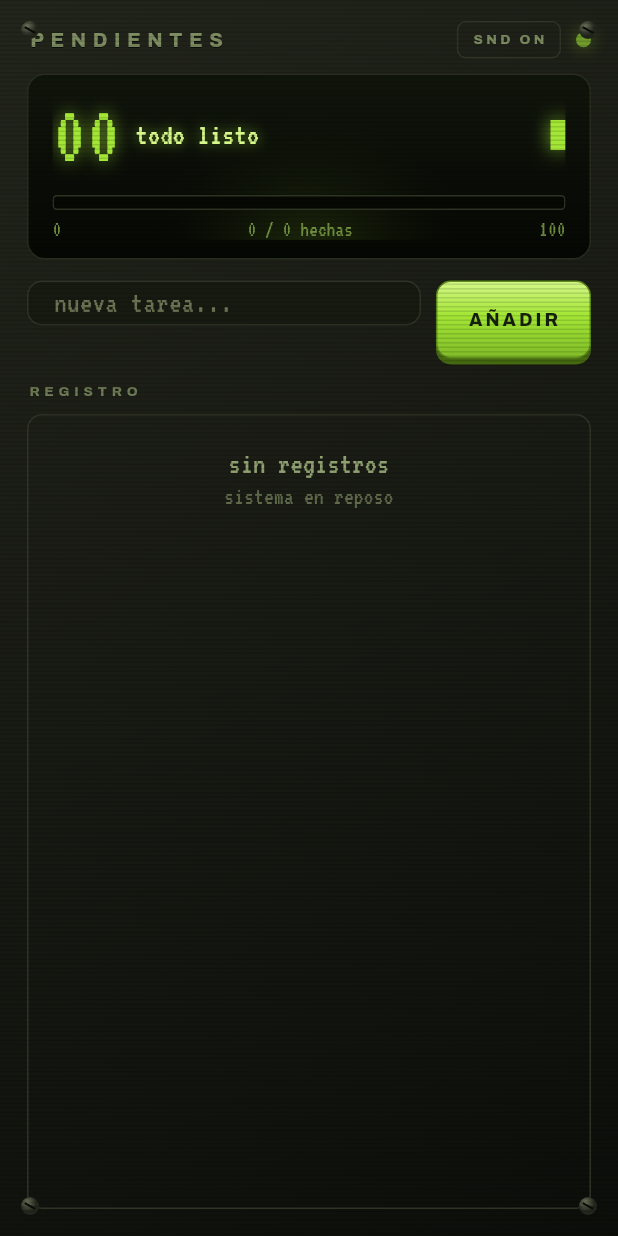
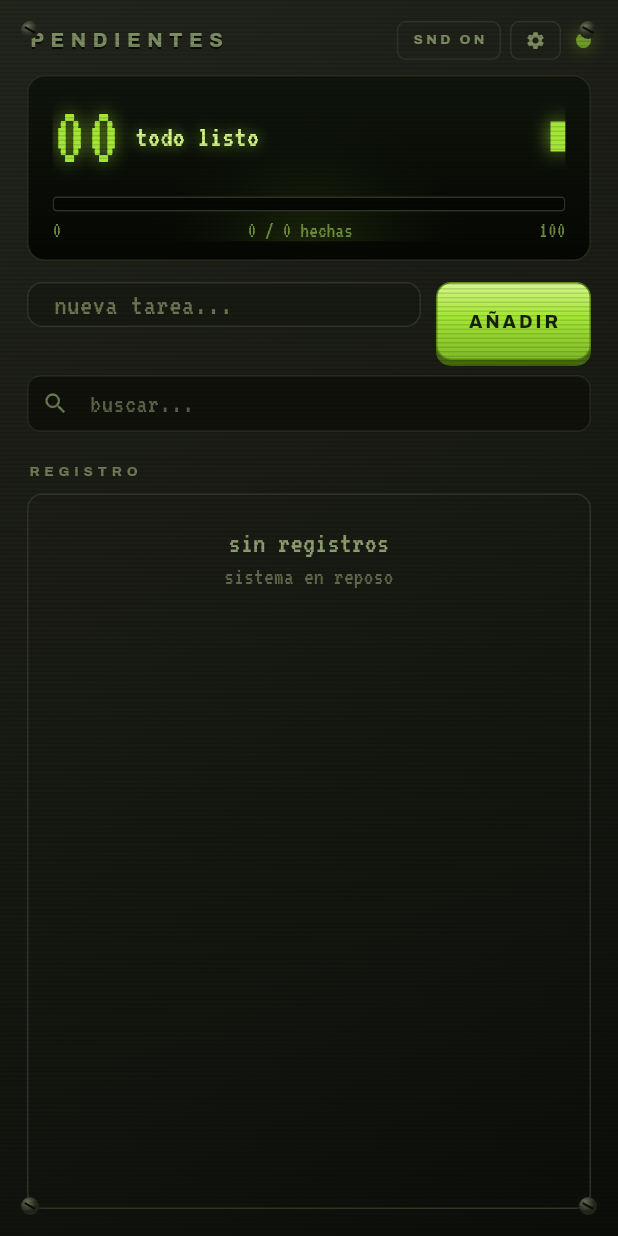
Before and after one commit to reconexion/apptodo, a Flutter app: the screen it shows after launch, on a phone screen of 412 x 824 dp. Run offline on Flutter 3.47's test engine with Material 3 defaults, Android fonts, the phone set to English and light mode, and no system bars; our stand-ins replace audioplayers, shared_preferences.

Commit message:
version oficial

```diff
--- /dev/null
+++ b/devtools_options.yaml
@@ -0,0 +1,3 @@
+description: This file stores settings for Dart & Flutter DevTools.
+documentation: https://docs.flutter.dev/tools/devtools/extensions#configure-extension-enablement-states
+extensions:
--- a/lib/features/tasks/domain/repositories/task_repository.dart
+++ b/lib/features/tasks/domain/repositories/task_repository.dart
@@ -6,4 +6,7 @@ abstract class TaskRepository {
   Future<List<Task>> addTask(String text);
   Future<List<Task>> toggleTask(int id);
   Future<List<Task>> deleteTask(int id);
+
+  /// Reemplaza toda la lista. Lo usa la importacion de respaldos.
+  Future<List<Task>> replaceAll(List<Task> tasks);
 }
--- /dev/null
+++ b/lib/features/tasks/domain/usecases/export_tasks.dart
@@ -0,0 +1,11 @@
+import '../repositories/task_repository.dart';
+import '../services/task_backup_codec.dart';
+
+class ExportTasks {
+  const ExportTasks(this._repository, this._codec);
+
+  final TaskRepository _repository;
+  final TaskBackupCodec _codec;
+
+  Future<String> call() async => _codec.encode(await _repository.getTasks());
+}
--- /dev/null
+++ b/lib/features/tasks/domain/usecases/import_tasks.dart
@@ -0,0 +1,16 @@
+import '../entities/task.dart';
+import '../repositories/task_repository.dart';
+import '../services/task_backup_codec.dart';
+
+class ImportTasks {
+  const ImportTasks(this._repository, this._codec);
+
+  final TaskRepository _repository;
+  final TaskBackupCodec _codec;
+
+  /// Reemplaza todo lo que haya. Lanza [FormatException] si el texto no sirve.
+  Future<List<Task>> call(String raw) {
+    final tasks = _codec.decode(raw);
+    return _repository.replaceAll(tasks);
+  }
+}
--- a/lib/features/tasks/presentation/pages/tasks_page.dart
+++ b/lib/features/tasks/presentation/pages/tasks_page.dart
@@ -7,6 +7,8 @@ import '../widgets/add_task_row.dart';
 import '../widgets/chassis.dart';
 import '../widgets/panel_display.dart';
 import '../widgets/panel_plate.dart';
+import '../widgets/search_bar_row.dart';
+import '../widgets/settings_sheet.dart';
 import '../widgets/task_tile.dart';
 
 class TasksPage extends StatelessWidget {
@@ -15,6 +17,7 @@ class TasksPage extends StatelessWidget {
   @override
   Widget build(BuildContext context) {
     final vm = context.watch<TasksViewModel>();
+    final visible = vm.visibleTasks;
 
     return Scaffold(
       body: Chassis(
@@ -30,6 +33,7 @@ class TasksPage extends StatelessWidget {
                     PanelPlate(
                       muted: vm.muted,
                       onToggleSound: vm.toggleMute,
+                      onOpenSettings: () => showSettingsSheet(context, vm),
                     ),
                     const SizedBox(height: 10),
                     PanelDisplay(
@@ -40,30 +44,36 @@ class TasksPage extends StatelessWidget {
                     ),
                     const SizedBox(height: 14),
                     AddTaskRow(onSubmit: vm.add),
+                    const SizedBox(height: 10),
+                    SearchBarRow(
+                      onChanged: vm.search,
+                      onClear: vm.clearSearch,
+                    ),
                     const SizedBox(height: 16),
-                    const Text(
-                      'REGISTRO',
-                      style: TextStyle(
-                        fontFamily: AppFonts.display,
-                        fontSize: 9,
-                        fontWeight: FontWeight.w800,
-                        letterSpacing: 3.2,
-                        color: Color(0xFF6F7C56),
-                      ),
+                    Row(
+                      mainAxisAlignment: MainAxisAlignment.spaceBetween,
+                      children: [
+                        const Text('REGISTRO', style: _labelStyle),
+                        if (vm.searching)
+                          Text(
+                            '${visible.length} DE ${vm.tasks.length}',
+                            style: _labelStyle,
+                          ),
+                      ],
                     ),
                     const SizedBox(height: 8),
                     Expanded(
                       child: vm.loading
                           ? const SizedBox.shrink()
-                          : vm.tasks.isEmpty
-                          ? const _EmptyState()
+                          : visible.isEmpty
+                          ? _EmptyState(searching: vm.searching)
                           : ListView.separated(
                         padding: const EdgeInsets.only(bottom: 8),
-                        itemCount: vm.tasks.length,
+                        itemCount: visible.length,
                         separatorBuilder: (_, __) =>
                         const SizedBox(height: 8),
                         itemBuilder: (context, index) {
-                          final task = vm.tasks[index];
+                          final task = visible[index];
                           return TaskTile(
                             task: task,
                             onToggle: () => vm.toggle(task.id),
@@ -84,8 +94,18 @@ class TasksPage extends StatelessWidget {
   }
 }
 
+const _labelStyle = TextStyle(
+  fontFamily: AppFonts.display,
+  fontSize: 9,
+  fontWeight: FontWeight.w800,
+  letterSpacing: 3.2,
+  color: Color(0xFF6F7C56),
+);
+
 class _EmptyState extends StatelessWidget {
-  const _EmptyState();
+  const _EmptyState({required this.searching});
+
+  final bool searching;
 
   @override
   Widget build(BuildContext context) {
@@ -98,23 +118,23 @@ class _EmptyState extends StatelessWidget {
           borderRadius: BorderRadius.circular(10),
           border: Border.all(color: AppColors.edge),
         ),
-        child: const Column(
+        child: Column(
           children: [
             Text(
-              'sin registros',
+              searching ? 'sin coincidencias' : 'sin registros',
               textAlign: TextAlign.center,
-              style: TextStyle(
+              style: const TextStyle(
                 fontFamily: AppFonts.mono,
                 fontSize: 20,
                 height: 1.0,
                 color: Color(0xFF8FA070),
               ),
             ),
-            SizedBox(height: 4),
+            const SizedBox(height: 4),
             Text(
-              'sistema en reposo',
+              searching ? 'prueba con otra palabra' : 'sistema en reposo',
               textAlign: TextAlign.center,
-              style: TextStyle(
+              style: const TextStyle(
                 fontFamily: AppFonts.mono,
                 fontSize: 16,
                 height: 1.0,
--- a/lib/features/tasks/presentation/viewmodels/tasks_view_model.dart
+++ b/lib/features/tasks/presentation/viewmodels/tasks_view_model.dart
@@ -5,7 +5,9 @@ import '../../../../core/audio/sfx_player.dart';
 import '../../domain/entities/task.dart';
 import '../../domain/usecases/add_task.dart';
 import '../../domain/usecases/delete_task.dart';
+import '../../domain/usecases/export_tasks.dart';
 import '../../domain/usecases/get_tasks.dart';
+import '../../domain/usecases/import_tasks.dart';
 import '../../domain/usecases/toggle_task.dart';
 
 class TasksViewModel extends ChangeNotifier {
@@ -14,26 +16,44 @@ class TasksViewModel extends ChangeNotifier {
     required AddTask addTask,
     required ToggleTask toggleTask,
     required DeleteTask deleteTask,
+    required ExportTasks exportTasks,
+    required ImportTasks importTasks,
     required SfxPlayer sfx,
   })  : _getTasks = getTasks,
         _addTask = addTask,
         _toggleTask = toggleTask,
         _deleteTask = deleteTask,
+        _exportTasks = exportTasks,
+        _importTasks = importTasks,
         _sfx = sfx;
 
   final GetTasks _getTasks;
   final AddTask _addTask;
   final ToggleTask _toggleTask;
   final DeleteTask _deleteTask;
+  final ExportTasks _exportTasks;
+  final ImportTasks _importTasks;
   final SfxPlayer _sfx;
 
   List<Task> _tasks = const [];
   bool _loading = true;
   bool _muted = false;
+  String _query = '';
 
+  /// Todas las tareas, sin filtrar. El contador y el medidor usan estas.
   List<Task> get tasks => _tasks;
+
+  /// Solo las que pasan el filtro de busqueda. La lista usa estas.
+  List<Task> get visibleTasks {
+    if (_query.isEmpty) return _tasks;
+    final q = _query.toLowerCase();
+    return _tasks.where((t) => t.text.toLowerCase().contains(q)).toList();
+  }
+
   bool get loading => _loading;
   bool get muted => _muted;
+  String get query => _query;
+  bool get searching => _query.isNotEmpty;
 
   int get pending => _tasks.where((t) => !t.done).length;
   int get doneCount => _tasks.length - pending;
@@ -68,10 +88,36 @@ class TasksViewModel extends ChangeNotifier {
     notifyListeners();
   }
 
+  void search(String value) {
+    if (_query == value) return;
+    _query = value;
+    notifyListeners();
+  }
+
+  void clearSearch() {
+    if (_query.isEmpty) return;
+    _query = '';
+    notifyListeners();
+  }
+
   void toggleMute() {
     _muted = !_muted;
     _sfx.muted = _muted;
     notifyListeners();
+  }
+
+  /// Texto del respaldo, listo para copiar.
+  Future<String> buildBackup() => _exportTasks();
+
+  /// Reemplaza la lista con el contenido del respaldo.
+  /// Devuelve cuantas tareas quedaron. Lanza [FormatException] si no sirve.
+  Future<int> restoreBackup(String raw) async {
+    _tasks = await _importTasks(raw);
+    _query = '';
+    _sfx.play(Sfx.add);
+    HapticFeedback.mediumImpact();
+    notifyListeners();
+    return _tasks.length;
   }
 
   @override
--- a/lib/features/tasks/presentation/widgets/panel_plate.dart
+++ b/lib/features/tasks/presentation/widgets/panel_plate.dart
@@ -2,16 +2,18 @@ import 'package:flutter/material.dart';
 
 import '../../../../core/theme/app_theme.dart';
 
-/// Franja superior: marca grabada, boton de sonido y lampara de encendido.
+/// Franja superior: marca grabada, controles y lampara de encendido.
 class PanelPlate extends StatelessWidget {
   const PanelPlate({
     super.key,
     required this.muted,
     required this.onToggleSound,
+    required this.onOpenSettings,
   });
 
   final bool muted;
   final VoidCallback onToggleSound;
+  final VoidCallback onOpenSettings;
 
   @override
   Widget build(BuildContext context) {
@@ -33,14 +35,8 @@ class PanelPlate extends StatelessWidget {
         ),
         Row(
           children: [
-            GestureDetector(
+            _PlateButton(
               onTap: onToggleSound,
-              child: Container(
-                padding: const EdgeInsets.symmetric(horizontal: 9, vertical: 5),
-                decoration: BoxDecoration(
-                  border: Border.all(color: AppColors.edge),
-                  borderRadius: BorderRadius.circular(6),
-                ),
               child: Text(
                 muted ? 'SND OFF' : 'SND ON',
                 style: TextStyle(
@@ -52,12 +48,45 @@ class PanelPlate extends StatelessWidget {
                 ),
               ),
             ),
+            const SizedBox(width: 6),
+            _PlateButton(
+              onTap: onOpenSettings,
+              child: const Icon(
+                Icons.settings,
+                size: 14,
+                color: AppColors.engrave,
+              ),
             ),
             const SizedBox(width: 10),
             const _PowerLamp(),
           ],
         ),
       ],
+    );
+  }
+}
+
+class _PlateButton extends StatelessWidget {
+  const _PlateButton({required this.child, required this.onTap});
+
+  final Widget child;
+  final VoidCallback onTap;
+
+  @override
+  Widget build(BuildContext context) {
+    return GestureDetector(
+      onTap: onTap,
+      behavior: HitTestBehavior.opaque,
+      child: Container(
+        height: 26,
+        alignment: Alignment.center,
+        padding: const EdgeInsets.symmetric(horizontal: 9),
+        decoration: BoxDecoration(
+          border: Border.all(color: AppColors.edge),
+          borderRadius: BorderRadius.circular(6),
+        ),
+        child: child,
+      ),
     );
   }
 }
--- /dev/null
+++ b/lib/features/tasks/presentation/widgets/search_bar_row.dart
@@ -0,0 +1,106 @@
+import 'package:flutter/material.dart';
+
+import '../../../../core/theme/app_theme.dart';
+
+/// Barra de busqueda: ranura hundida con lupa y boton de limpiar.
+class SearchBarRow extends StatefulWidget {
+  const SearchBarRow({
+    super.key,
+    required this.onChanged,
+    required this.onClear,
+  });
+
+  final ValueChanged<String> onChanged;
+  final VoidCallback onClear;
+
+  @override
+  State<SearchBarRow> createState() => _SearchBarRowState();
+}
+
+class _SearchBarRowState extends State<SearchBarRow> {
+  final TextEditingController _controller = TextEditingController();
+  bool _hasText = false;
+
+  @override
+  void initState() {
+    super.initState();
+    _controller.addListener(() {
+      final has = _controller.text.isNotEmpty;
+      if (has != _hasText) setState(() => _hasText = has);
+    });
+  }
+
+  @override
+  void dispose() {
+    _controller.dispose();
+    super.dispose();
+  }
+
+  void _clear() {
+    _controller.clear();
+    widget.onClear();
+    FocusScope.of(context).unfocus();
+  }
+
+  @override
+  Widget build(BuildContext context) {
+    const textStyle = TextStyle(
+      fontFamily: AppFonts.mono,
+      fontSize: 18,
+      color: AppColors.ink,
+    );
+
+    return SizedBox(
+      height: 42,
+      child: TextField(
+        controller: _controller,
+        onChanged: widget.onChanged,
+        style: textStyle,
+        cursorColor: AppColors.green,
+        textInputAction: TextInputAction.search,
+        maxLines: 1,
+        textAlignVertical: TextAlignVertical.center,
+        decoration: InputDecoration(
+          hintText: 'buscar...',
+          hintStyle: textStyle.copyWith(color: const Color(0xFF5B6448)),
+          isDense: true,
+          filled: true,
+          fillColor: const Color(0xFF0F110A),
+          contentPadding: EdgeInsets.zero,
+          prefixIcon: const Icon(
+            Icons.search,
+            size: 18,
+            color: Color(0xFF6C7A52),
+          ),
+          prefixIconConstraints: const BoxConstraints(
+            minWidth: 38,
+            minHeight: 38,
+          ),
+          suffixIcon: _hasText
+              ? GestureDetector(
+            onTap: _clear,
+            behavior: HitTestBehavior.opaque,
+            child: const Icon(
+              Icons.close,
+              size: 16,
+              color: AppColors.inkFaint,
+            ),
+          )
+              : null,
+          suffixIconConstraints: const BoxConstraints(
+            minWidth: 34,
+            minHeight: 34,
+          ),
+          enabledBorder: OutlineInputBorder(
+            borderRadius: BorderRadius.circular(9),
+            borderSide: const BorderSide(color: Color(0xFF262B1D)),
+          ),
+          focusedBorder: OutlineInputBorder(
+            borderRadius: BorderRadius.circular(9),
+            borderSide: const BorderSide(color: AppColors.greenDark),
+          ),
+        ),
+      ),
+    );
+  }
+}
--- a/lib/injection.dart
+++ b/lib/injection.dart
@@ -4,9 +4,12 @@ import 'core/audio/sfx_player.dart';
 import 'features/tasks/data/datasources/task_local_data_source.dart';
 import 'features/tasks/data/repositories/task_repository_impl.dart';
 import 'features/tasks/domain/repositories/task_repository.dart';
+import 'features/tasks/domain/services/task_backup_codec.dart';
 import 'features/tasks/domain/usecases/add_task.dart';
 import 'features/tasks/domain/usecases/delete_task.dart';
+import 'features/tasks/domain/usecases/export_tasks.dart';
 import 'features/tasks/domain/usecases/get_tasks.dart';
+import 'features/tasks/domain/usecases/import_tasks.dart';
 import 'features/tasks/domain/usecases/toggle_task.dart';
 import 'features/tasks/presentation/viewmodels/tasks_view_model.dart';
 
@@ -16,6 +19,7 @@ class Injection {
   Injection._();
 
   static late final TaskRepository _repository;
+  static const TaskBackupCodec _codec = TaskBackupCodec();
 
   static Future<void> init() async {
     final prefs = await SharedPreferences.getInstance();
@@ -28,6 +32,8 @@ class Injection {
     addTask: AddTask(_repository),
     toggleTask: ToggleTask(_repository),
     deleteTask: DeleteTask(_repository),
+    exportTasks: ExportTasks(_repository, _codec),
+    importTasks: ImportTasks(_repository, _codec),
     sfx: SfxPlayer(),
   );
 }
```
Also changed, not shown: lib/features/tasks/data/repositories/task_repository_impl.dart (+10 -0 lines), lib/features/tasks/domain/services/task_backup_codec.dart (added, +59 -0 lines), lib/features/tasks/presentation/widgets/settings_sheet.dart (added, +381 -0 lines), 1 other file. Lines whose indentation alone changed are shown as unchanged.
